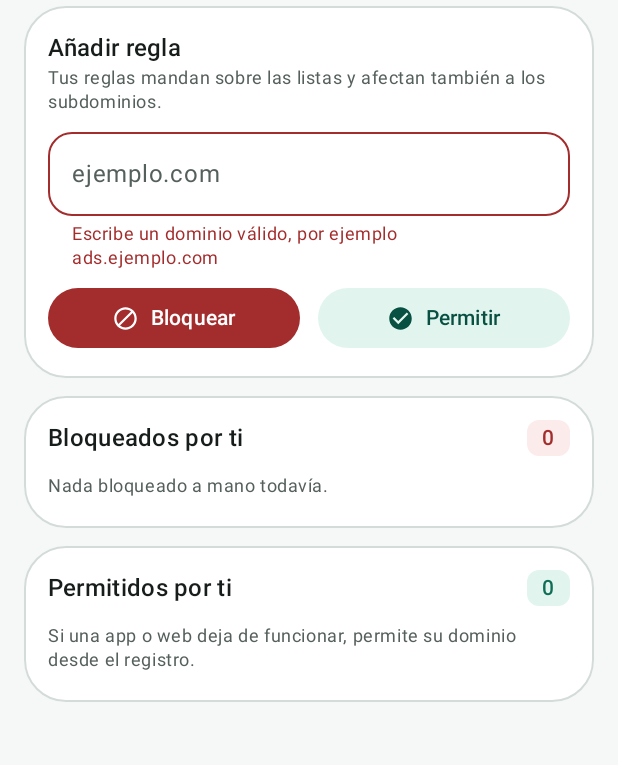
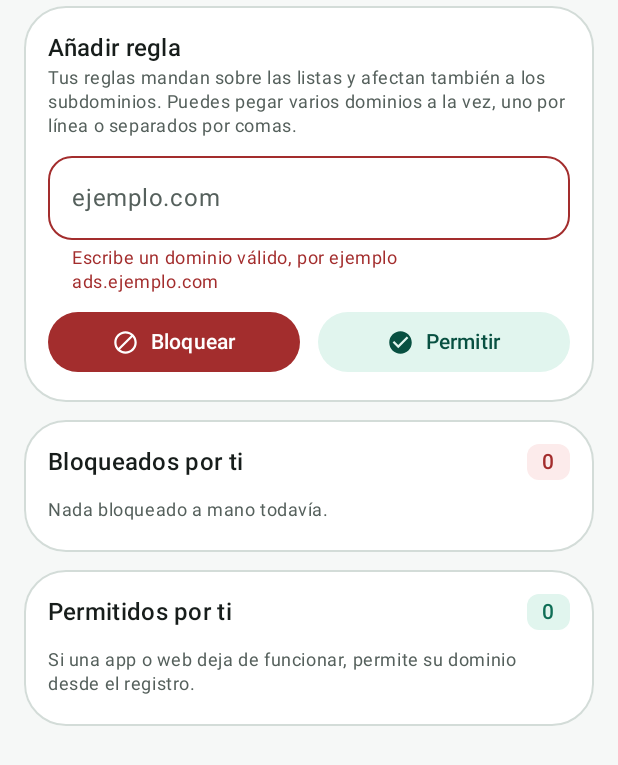
Before and after one commit to rehxio/ScudoDNS, an Android app built with Jetpack Compose: the composable RulesTab shown on its own in the app's theme, after a tap on "Permitir", on a phone screen of 412 x 824 dp. Shown: the top 765 px of the screen. Run offline under Robolectric (Android 15) with nearby library versions, the phone set to English and light mode, and no system bars; network calls fail.

Commit message:
0.8.1: varios dominios a la vez y tarjeta plegable

```diff
--- a/app/build.gradle.kts
+++ b/app/build.gradle.kts
@@ -23,8 +23,8 @@ android {
         applicationId = "es.rehxio.scudo"
         minSdk = 26
         targetSdk = 35
-        versionCode = 10
-        versionName = "0.8.0"
+        versionCode = 11
+        versionName = "0.8.1"
 
         // Enlaces de "Acerca de". El de donaciones se configura en gradle.properties (scudo.donateUrl);
         // si está vacío, la sección de donativos no aparece en la app.
--- a/app/src/main/java/es/rehxio/scudo/ui/HomeTab.kt
+++ b/app/src/main/java/es/rehxio/scudo/ui/HomeTab.kt
@@ -77,6 +77,7 @@ fun HomeTab(vm: MainViewModel, onToggle: (Boolean) -> Unit, modifier: Modifier,
     val diag by vm.diag.collectAsState()
     val privateDns by vm.privateDns.collectAsState()
     val keepAlive by vm.keepAlive.collectAsState()
+    val keepAliveHidden by vm.keepAliveHidden.collectAsState()
     var toDelete by remember { mutableStateOf<FilterList?>(null) }
 
     LazyColumn(
@@ -87,7 +88,9 @@ fun HomeTab(vm: MainViewModel, onToggle: (Boolean) -> Unit, modifier: Modifier,
         item { StatusCard(running, total, stats, onToggle) }
         item { UpdateCard(vm) }
         privateDns?.let { name -> if (running) item { PrivateDnsWarning(name) } }
-        if (running && !keepAlive.complete) item { KeepAliveCard(keepAlive, onAutostartDone = vm::confirmAutostart) }
+        if (running && !keepAlive.complete && !keepAliveHidden) item {
+            KeepAliveCard(keepAlive, onAutostartDone = vm::confirmAutostart, onHide = { vm.setKeepAliveHidden(true) })
+        }
         if (running) item { DiagCard(diag) }
         item {
             Row(Modifier.padding(top = 14.dp, start = 4.dp, bottom = 2.dp), verticalAlignment = Alignment.Bottom) {
--- a/app/src/main/java/es/rehxio/scudo/ui/RulesTab.kt
+++ b/app/src/main/java/es/rehxio/scudo/ui/RulesTab.kt
@@ -51,13 +51,29 @@ import androidx.compose.ui.unit.dp
 fun RulesTab(vm: MainViewModel, modifier: Modifier) {
     val rules by vm.rules.collectAsState()
     var input by remember { mutableStateOf("") }
-    var error by remember { mutableStateOf(false) }
+    var error by remember { mutableStateOf<String?>(null) }
+    var added by remember { mutableStateOf<String?>(null) }
 
+    // Admite varios dominios a la vez, separados por espacios, comas, punto y coma o saltos de línea.
     fun addRule(block: Boolean) {
-        val d = vm.cleanDomain(input)
-        if (d == null) { error = true; return }
-        if (block) vm.block(d) else vm.allow(d)
-        input = ""
+        val tokens = input.split(Regex("[\\s,;|]+")).filter { it.isNotBlank() }
+        val valid = LinkedHashSet<String>()
+        val invalid = ArrayList<String>()
+        for (t in tokens) vm.cleanDomain(t)?.let { valid += it } ?: invalid.add(t)
+        if (valid.isEmpty()) {
+            error = "Escribe un dominio válido, por ejemplo ads.ejemplo.com"
+            return
+        }
+        valid.forEach { if (block) vm.block(it) else vm.allow(it) }
+        added = (if (valid.size == 1) "Añadido ${valid.first()}" else "Añadidos ${valid.size} dominios") +
+            (if (block) " a bloqueados." else " a permitidos.")
+        if (invalid.isEmpty()) {
+            input = ""
+            error = null
+        } else {
+            input = invalid.joinToString("\n")
+            error = "Estos no son dominios válidos y no se han añadido."
+        }
     }
 
     LazyColumn(
@@ -71,14 +87,19 @@ fun RulesTab(vm: MainViewModel, modifier: Modifier) {
                 border = CardDefaults.outlinedCardBorder()) {
                 Column(Modifier.padding(16.dp)) {
                     Text("Añadir regla", style = MaterialTheme.typography.titleMedium, fontWeight = FontWeight.SemiBold)
-                    Text("Tus reglas mandan sobre las listas y afectan también a los subdominios.",
+                    Text("Tus reglas mandan sobre las listas y afectan también a los subdominios. " +
+                        "Puedes pegar varios dominios a la vez, uno por línea o separados por comas.",
                         style = MaterialTheme.typography.bodySmall, color = MaterialTheme.colorScheme.onSurfaceVariant)
                     Spacer(Modifier.height(12.dp))
                     OutlinedTextField(
-                        input, { input = it; error = false }, singleLine = true, isError = error,
+                        input, { input = it; error = null; added = null }, maxLines = 6, isError = error != null,
                         modifier = Modifier.fillMaxWidth(), shape = RoundedCornerShape(16.dp),
                         placeholder = { Text("ejemplo.com") },
-                        supportingText = if (error) {{ Text("Escribe un dominio válido, por ejemplo ads.ejemplo.com") }} else null,
+                        supportingText = when {
+                            error != null -> {{ Text(error!!) }}
+                            added != null -> {{ Text(added!!) }}
+                            else -> null
+                        },
                     )
                     Spacer(Modifier.height(8.dp))
                     Row(horizontalArrangement = Arrangement.spacedBy(12.dp)) {
```
Also changed, not shown: app/src/main/java/es/rehxio/scudo/ui/AboutSheet.kt (+9 -0 lines), app/src/main/java/es/rehxio/scudo/ui/KeepAliveCard.kt (+40 -20 lines), app/src/main/java/es/rehxio/scudo/ui/MainViewModel.kt (+10 -0 lines), 3 other files.
